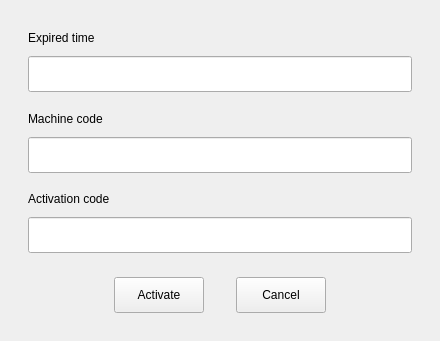
The window that src/ui/license/activation.ui (openeuler-mirror/ks-ssr) describes before a commit, drawn with Qt 5.
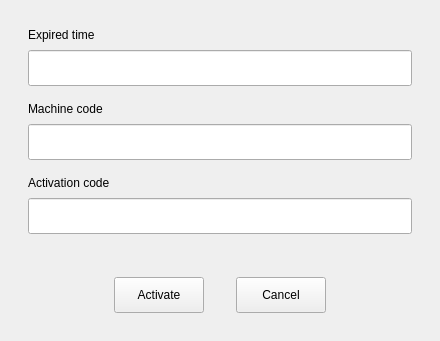
The same window after the commit.

```diff
--- a/src/ui/license/activation.ui
+++ b/src/ui/license/activation.ui
@@ -163,6 +163,19 @@
         </item>
        </layout>
       </item>
+      <item>
+       <spacer name="verticalSpacer">
+        <property name="orientation">
+         <enum>Qt::Vertical</enum>
+        </property>
+        <property name="sizeHint" stdset="0">
+         <size>
+          <width>20</width>
+          <height>40</height>
+         </size>
+        </property>
+       </spacer>
+      </item>
       <item>
        <layout class="QHBoxLayout" name="horizontalLayout">
         <property name="spacing">
```
